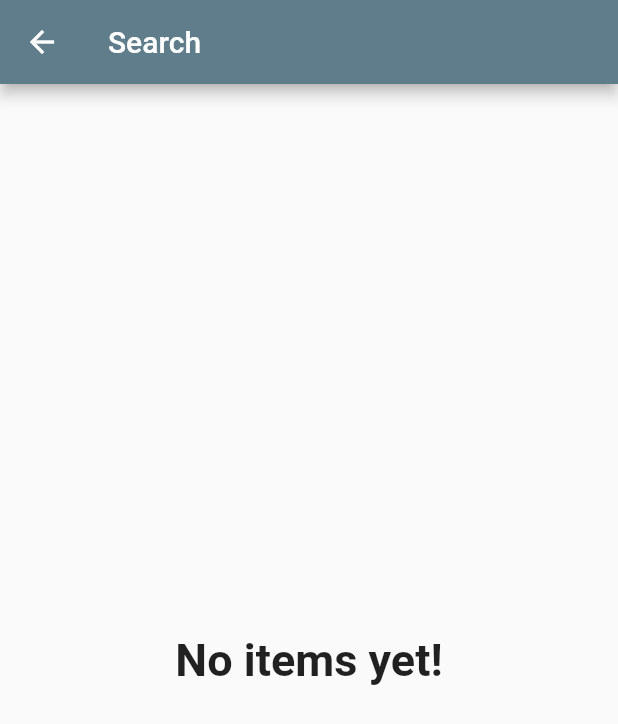
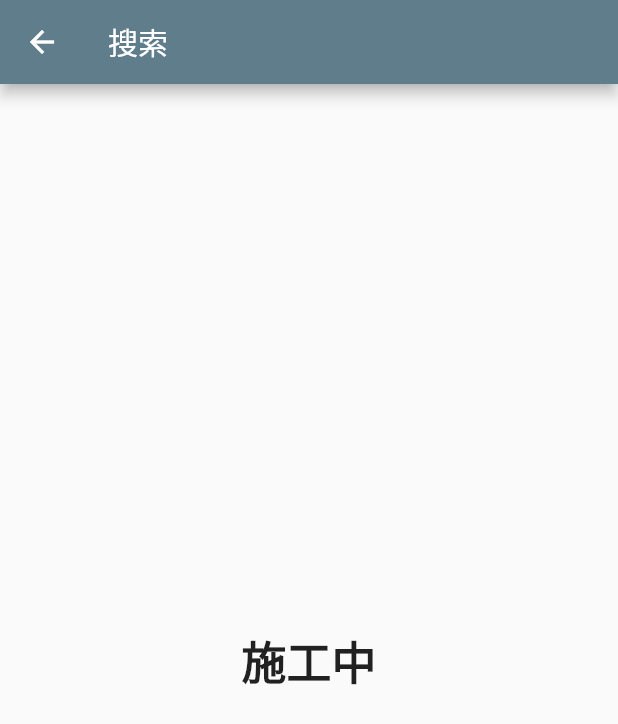
Before and after one commit to ElemenTP/Campus_Navigator, a Flutter app: the MySearchPage screen opened directly, on a phone screen of 412 x 824 dp. Shown: the top 724 px of the screen. Run offline on Flutter 3.47's test engine with Material 2 defaults, Android fonts, the phone set to English and light mode, and no system bars; our stand-ins replace fluttertoast, permission_handler; missing offline and left inert: amap_flutter_base, amap_flutter_location, amap_flutter_map.

Commit message:
Change language to chinese.

```diff
--- a/lib/searchpage.dart
+++ b/lib/searchpage.dart
@@ -17,12 +17,12 @@ class _MySearchPageState extends State<MySearchPage> {
     return Scaffold(
         //顶栏
         appBar: AppBar(
-          title: Text('Search'),
+          title: Text('搜索'),
         ),
         //中央内容区
         body: Center(
           child: Text(
-            'No items yet!',
+            '施工中',
             style: _optionStyle,
           ),
         ));
--- a/lib/settingpage.dart
+++ b/lib/settingpage.dart
@@ -20,7 +20,7 @@ class _MySettingPageState extends State<MySettingPage> {
     return Scaffold(
         //顶栏
         appBar: AppBar(
-          title: Text('Setting'),
+          title: Text('设置'),
         ),
         //中央内容区
         body: Center(
```
Also changed, not shown: lib/main.dart (+9 -6 lines).
